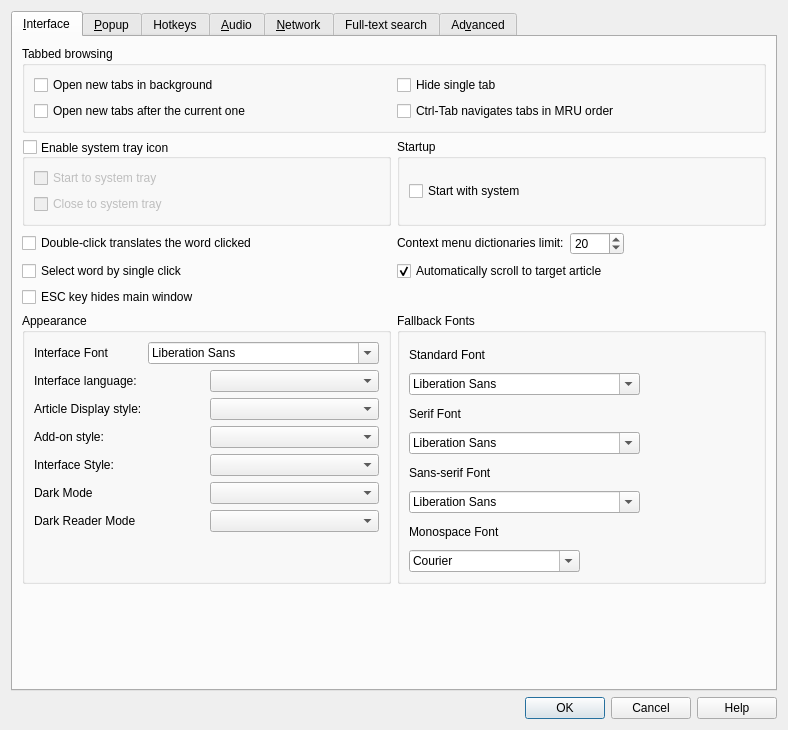
This is src/ui/preferences.ui in xiaoyifang/goldendict-ng as Qt 5 draws it before an edit. The edited form follows.
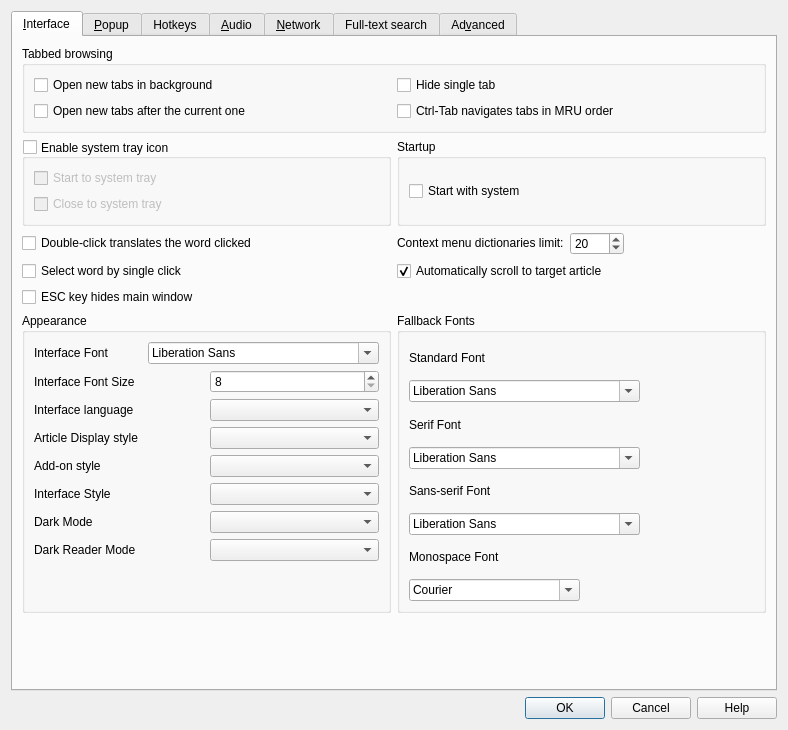
This is the edited form. Icons and pictures are not drawn. Custom widgets are drawn as their Qt base class.

Commit message: opt: add font size adjustment

```diff
--- a/src/ui/preferences.ui
+++ b/src/ui/preferences.ui
@@ -298,12 +298,33 @@
             </item>
            </layout>
           </item>
+          <item>
+           <layout class="QHBoxLayout" name="horizontalLayout_19">
+            <item>
+             <widget class="QLabel" name="label_30">
+              <property name="text">
+               <string>Interface Font Size</string>
+              </property>
+             </widget>
+            </item>
+            <item>
+             <widget class="QSpinBox" name="interfaceFontSize">
+              <property name="minimum">
+               <number>8</number>
+              </property>
+              <property name="maximum">
+               <number>32</number>
+              </property>
+             </widget>
+            </item>
+           </layout>
+          </item>
           <item>
            <layout class="QHBoxLayout" name="horizontalLayout_4">
             <item>
              <widget class="QLabel" name="label_6">
               <property name="text">
-               <string>Interface language:</string>
+               <string>Interface language</string>
               </property>
              </widget>
             </item>
@@ -333,7 +354,7 @@
             <item>
              <widget class="QLabel" name="label_9">
               <property name="text">
-               <string>Article Display style:</string>
+               <string>Article Display style</string>
               </property>
              </widget>
             </item>
@@ -360,7 +381,7 @@
             <item>
              <widget class="QLabel" name="addonStylesLabel">
               <property name="text">
-               <string>Add-on style:</string>
+               <string>Add-on style</string>
               </property>
              </widget>
             </item>
@@ -387,7 +408,7 @@
             <item>
              <widget class="QLabel" name="interfaceStyleLabel">
               <property name="text">
-               <string>Interface Style:</string>
+               <string>Interface Style</string>
               </property>
              </widget>
             </item>
```
The commit also changes 8 other files.
